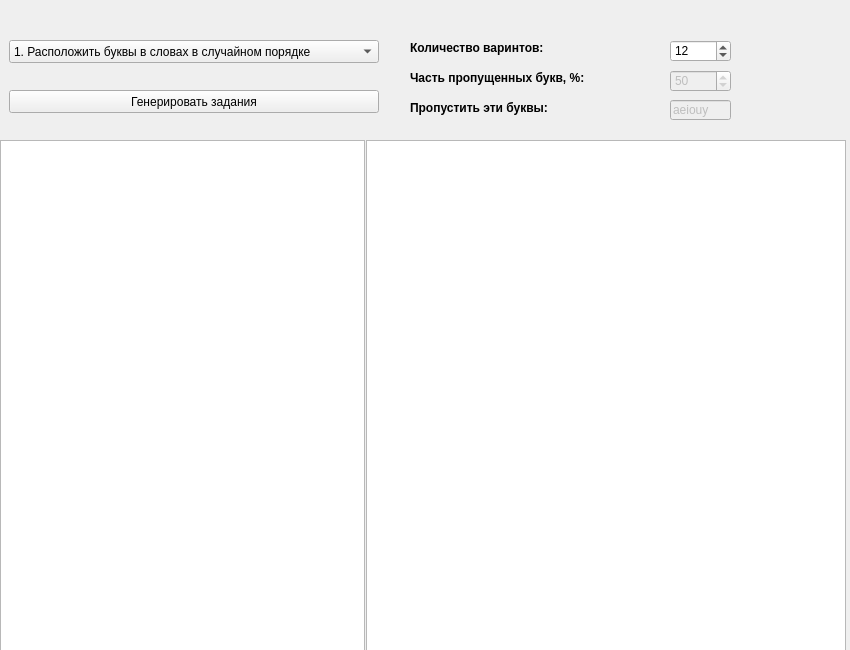
First picture: the form in tools/dialog_widget.ui, repository UlrichVonRekkenin/JobGenerator.edu, before the edit.
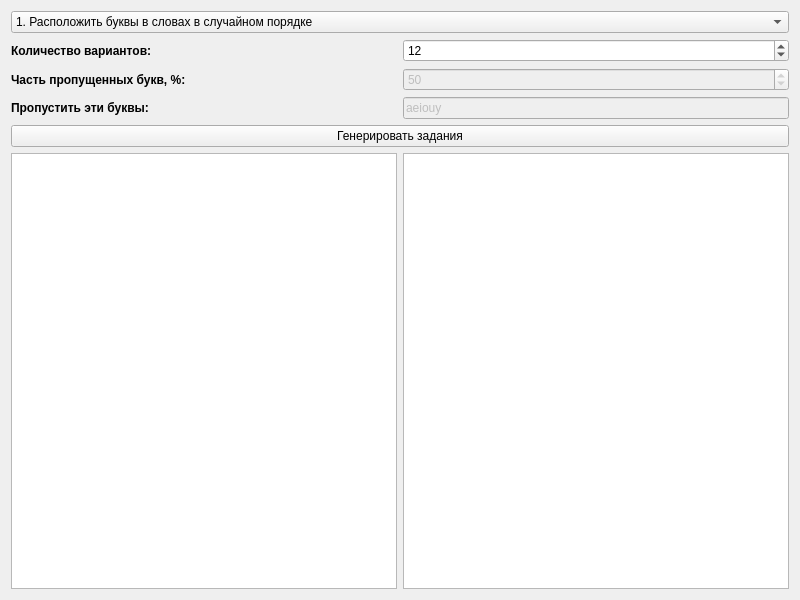
Second picture: the form after the edit.

The edit to the form file:
```diff
--- a/tools/dialog_widget.ui
+++ b/tools/dialog_widget.ui
@@ -6,22 +6,10 @@
    <rect>
     <x>0</x>
     <y>0</y>
-    <width>850</width>
-    <height>650</height>
+    <width>800</width>
+    <height>600</height>
    </rect>
   </property>
-  <property name="minimumSize">
-   <size>
-    <width>700</width>
-    <height>550</height>
-   </size>
-  </property>
-  <property name="maximumSize">
-   <size>
-    <width>850</width>
-    <height>700</height>
-   </size>
-  </property>
   <property name="sizeIncrement">
    <size>
     <width>5</width>
@@ -31,14 +19,80 @@
   <property name="windowTitle">
    <string>Генератор заданий</string>
   </property>
+  <layout class="QGridLayout" name="gridLayout">
+   <item row="0" column="0">
+    <widget class="QComboBox" name="cbTestCase">
+     <property name="sizePolicy">
+      <sizepolicy hsizetype="Preferred" vsizetype="Fixed">
+       <horstretch>5</horstretch>
+       <verstretch>0</verstretch>
+      </sizepolicy>
+     </property>
+     <item>
+      <property name="text">
+       <string>1. Расположить буквы в словах в случайном порядке</string>
+      </property>
+     </item>
+     <item>
+      <property name="text">
+       <string>2. Заменить часть букв нижним подчеркиванием</string>
+      </property>
+     </item>
+     <item>
+      <property name="text">
+       <string>3. Пропустить определенные буквы в слове</string>
+      </property>
+     </item>
+     <item>
+      <property name="text">
+       <string>4. Сопоставить слова</string>
+      </property>
+     </item>
+     <item>
+      <property name="text">
+       <string>5. Расположить слова в предложениях в случайном порядке</string>
+      </property>
+     </item>
+     <item>
+      <property name="text">
+       <string>6. Расположить предложения в случайном порядке</string>
+      </property>
+     </item>
+     <item>
+      <property name="text">
+       <string>7. Выбрать глаголы из списка</string>
+      </property>
+     </item>
+    </widget>
+   </item>
+   <item row="1" column="0">
+    <layout class="QHBoxLayout" name="horizontalLayout_4">
+     <item>
+      <widget class="QLabel" name="label">
+       <property name="sizePolicy">
+        <sizepolicy hsizetype="Preferred" vsizetype="Preferred">
+         <horstretch>1</horstretch>
+         <verstretch>0</verstretch>
+        </sizepolicy>
+       </property>
+       <property name="font">
+        <font>
+         <weight>75</weight>
+         <bold>true</bold>
+        </font>
+       </property>
+       <property name="text">
+        <string>Количество вариантов:</string>
+       </property>
+      </widget>
+     </item>
+     <item>
   <widget class="QSpinBox" name="spVariantNumber">
-   <property name="geometry">
-    <rect>
-     <x>670</x>
-     <y>40</y>
-     <width>61</width>
-     <height>22</height>
-    </rect>
+       <property name="sizePolicy">
+        <sizepolicy hsizetype="Minimum" vsizetype="Fixed">
+         <horstretch>1</horstretch>
+         <verstretch>0</verstretch>
+        </sizepolicy>
    </property>
    <property name="minimum">
     <number>1</number>
@@ -50,17 +104,40 @@
     <number>12</number>
    </property>
   </widget>
+     </item>
+    </layout>
+   </item>
+   <item row="2" column="0">
+    <layout class="QHBoxLayout" name="horizontalLayout_3">
+     <item>
+      <widget class="QLabel" name="label_2">
+       <property name="sizePolicy">
+        <sizepolicy hsizetype="Preferred" vsizetype="Preferred">
+         <horstretch>1</horstretch>
+         <verstretch>0</verstretch>
+        </sizepolicy>
+       </property>
+       <property name="font">
+        <font>
+         <weight>75</weight>
+         <bold>true</bold>
+        </font>
+       </property>
+       <property name="text">
+        <string>Часть пропущенных букв, %:</string>
+       </property>
+      </widget>
+     </item>
+     <item>
   <widget class="QDoubleSpinBox" name="spUnderscorePart">
    <property name="enabled">
     <bool>false</bool>
    </property>
-   <property name="geometry">
-    <rect>
-     <x>670</x>
-     <y>70</y>
-     <width>61</width>
-     <height>22</height>
-    </rect>
+       <property name="sizePolicy">
+        <sizepolicy hsizetype="Minimum" vsizetype="Fixed">
+         <horstretch>1</horstretch>
+         <verstretch>0</verstretch>
+        </sizepolicy>
    </property>
    <property name="decimals">
     <number>0</number>
@@ -78,21 +155,80 @@
     <double>50.000000000000000</double>
    </property>
   </widget>
+     </item>
+    </layout>
+   </item>
+   <item row="3" column="0">
+    <layout class="QHBoxLayout" name="horizontalLayout_2">
+     <item>
+      <widget class="QLabel" name="label_3">
+       <property name="sizePolicy">
+        <sizepolicy hsizetype="Preferred" vsizetype="Preferred">
+         <horstretch>1</horstretch>
+         <verstretch>0</verstretch>
+        </sizepolicy>
+       </property>
+       <property name="font">
+        <font>
+         <weight>75</weight>
+         <bold>true</bold>
+        </font>
+       </property>
+       <property name="text">
+        <string>Пропустить эти буквы:</string>
+       </property>
+      </widget>
+     </item>
+     <item>
+      <widget class="QLineEdit" name="edMissedLetters">
+       <property name="enabled">
+        <bool>false</bool>
+       </property>
+       <property name="sizePolicy">
+        <sizepolicy hsizetype="Expanding" vsizetype="Fixed">
+         <horstretch>1</horstretch>
+         <verstretch>0</verstretch>
+        </sizepolicy>
+       </property>
+       <property name="text">
+        <string>aeiouy</string>
+       </property>
+      </widget>
+     </item>
+    </layout>
+   </item>
+   <item row="4" column="0">
+    <widget class="QPushButton" name="btnTestGenerate">
+     <property name="sizePolicy">
+      <sizepolicy hsizetype="Minimum" vsizetype="Fixed">
+       <horstretch>5</horstretch>
+       <verstretch>0</verstretch>
+      </sizepolicy>
+     </property>
+     <property name="text">
+      <string>Генерировать задания</string>
+     </property>
+    </widget>
+   </item>
+   <item row="5" column="0">
+    <layout class="QHBoxLayout" name="horizontalLayout">
+     <property name="sizeConstraint">
+      <enum>QLayout::SetMaximumSize</enum>
+     </property>
+     <item>
   <widget class="QPlainTextEdit" name="mMemoIn">
-   <property name="geometry">
-    <rect>
-     <x>0</x>
-     <y>140</y>
-     <width>365</width>
-     <height>531</height>
-    </rect>
-   </property>
    <property name="sizePolicy">
     <sizepolicy hsizetype="Expanding" vsizetype="Expanding">
-     <horstretch>0</horstretch>
+         <horstretch>1</horstretch>
      <verstretch>0</verstretch>
     </sizepolicy>
    </property>
+       <property name="font">
+        <font>
+         <pointsize>10</pointsize>
+         <stylestrategy>PreferAntialias</stylestrategy>
+        </font>
+       </property>
    <property name="cursor" stdset="0">
     <cursorShape>IBeamCursor</cursorShape>
    </property>
@@ -100,132 +236,20 @@
     <bool>true</bool>
    </property>
   </widget>
-  <widget class="QComboBox" name="cbTestCase">
-   <property name="geometry">
-    <rect>
-     <x>9</x>
-     <y>40</y>
-     <width>370</width>
-     <height>23</height>
-    </rect>
-   </property>
-   <item>
-    <property name="text">
-     <string>1. Расположить буквы в словах в случайном порядке</string>
-    </property>
    </item>
    <item>
-    <property name="text">
-     <string>2. Заменить часть букв нижним подчеркиванием</string>
-    </property>
-   </item>
-   <item>
-    <property name="text">
-     <string>3. Пропустить определенные буквы в слове</string>
-    </property>
-   </item>
-   <item>
-    <property name="text">
-     <string>4. Сопоставить слова</string>
-    </property>
-   </item>
-   <item>
-    <property name="text">
-     <string>5. Расположить слова в предложениях в случайном порядке</string>
-    </property>
-   </item>
-   <item>
-    <property name="text">
-     <string>6. Расположить предложения в случайном порядке</string>
-    </property>
-   </item>
-   <item>
-    <property name="text">
-     <string>7. Выбрать глаголы из списка</string>
-    </property>
-   </item>
-  </widget>
-  <widget class="QLineEdit" name="edMissedLetters">
-   <property name="enabled">
-    <bool>false</bool>
-   </property>
-   <property name="geometry">
-    <rect>
-     <x>670</x>
-     <y>100</y>
-     <width>61</width>
-     <height>20</height>
-    </rect>
-   </property>
-   <property name="text">
-    <string>aeiouy</string>
-   </property>
-  </widget>
-  <widget class="QLabel" name="label_3">
-   <property name="geometry">
-    <rect>
-     <x>410</x>
-     <y>100</y>
-     <width>220</width>
-     <height>16</height>
-    </rect>
-   </property>
-   <property name="font">
-    <font>
-     <weight>75</weight>
-     <bold>true</bold>
-    </font>
-   </property>
-   <property name="text">
-    <string>Пропустить эти буквы:</string>
-   </property>
-  </widget>
-  <widget class="QLabel" name="label">
-   <property name="geometry">
-    <rect>
-     <x>410</x>
-     <y>40</y>
-     <width>220</width>
-     <height>16</height>
-    </rect>
-   </property>
-   <property name="font">
-    <font>
-     <weight>75</weight>
-     <bold>true</bold>
-    </font>
-   </property>
-   <property name="text">
-    <string>Количество варинтов:</string>
-   </property>
-  </widget>
-  <widget class="QLabel" name="label_2">
-   <property name="geometry">
-    <rect>
-     <x>410</x>
-     <y>70</y>
-     <width>220</width>
-     <height>16</height>
-    </rect>
-   </property>
-   <property name="font">
-    <font>
-     <weight>75</weight>
-     <bold>true</bold>
-    </font>
-   </property>
-   <property name="text">
-    <string>Часть пропущенных букв, %:</string>
-   </property>
-  </widget>
   <widget class="QPlainTextEdit" name="mMemoOut">
-   <property name="geometry">
-    <rect>
-     <x>366</x>
-     <y>140</y>
-     <width>480</width>
-     <height>531</height>
-    </rect>
+       <property name="sizePolicy">
+        <sizepolicy hsizetype="Expanding" vsizetype="Expanding">
+         <horstretch>1</horstretch>
+         <verstretch>0</verstretch>
+        </sizepolicy>
+       </property>
+       <property name="font">
+        <font>
+         <pointsize>10</pointsize>
+         <stylestrategy>PreferAntialias</stylestrategy>
+        </font>
    </property>
    <property name="readOnly">
     <bool>true</bool>
@@ -234,19 +258,10 @@
     <bool>true</bool>
    </property>
   </widget>
-  <widget class="QPushButton" name="btnTestGenerate">
-   <property name="geometry">
-    <rect>
-     <x>9</x>
-     <y>90</y>
-     <width>370</width>
-     <height>23</height>
-    </rect>
-   </property>
-   <property name="text">
-    <string>Генерировать задания</string>
-   </property>
-  </widget>
+     </item>
+    </layout>
+   </item>
+  </layout>
  </widget>
  <resources/>
  <connections/>
```
Lines whose indentation alone changed are shown as unchanged.
